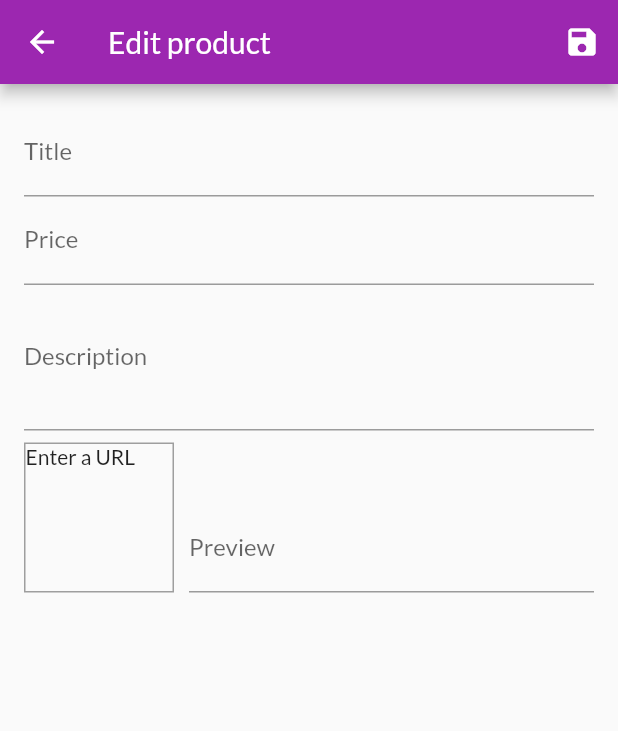
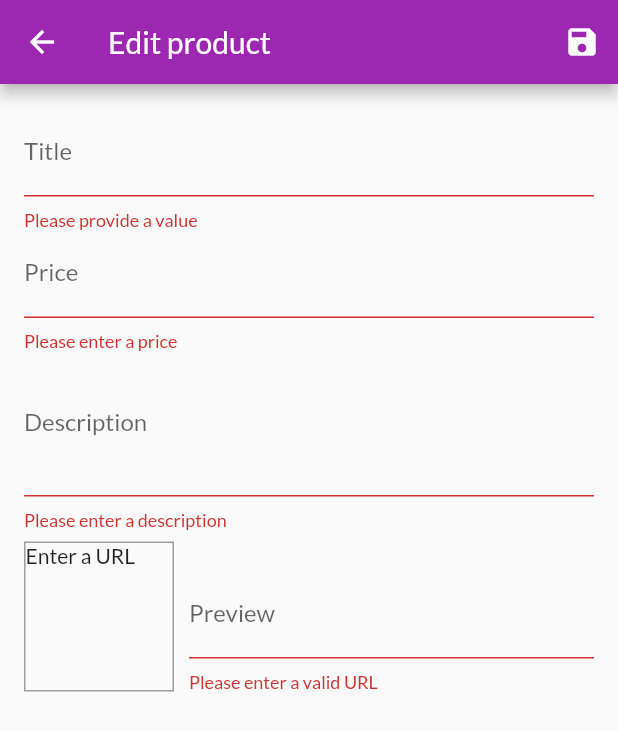
Before and after one commit to Vishnuanand77/Shopping-app-mockup, a Flutter app: the EditProductScreen screen opened by its route, after a tap on the "save" icon, on a phone screen of 412 x 824 dp. Shown: the top 731 px of the screen. Run offline on Flutter 3.47's test engine with Material 2 defaults, Android fonts, the phone set to English and light mode, and no system bars; network calls fail.

Commit message:
Implemented form validation

```diff
--- a/shopApp/lib/Screens/edit_product_screen.dart
+++ b/shopApp/lib/Screens/edit_product_screen.dart
@@ -27,11 +27,23 @@ class _EditProductScreenState extends State<EditProductScreen> {
 
   void _updateImageUrl() {
     if (!_imageUrlFocusNode.hasFocus) {
+      if (_imageUrlController.text.isEmpty ||
+          (!_imageUrlController.text.startsWith('http') &&
+              !_imageUrlController.text.startsWith('https')) ||
+          (!_imageUrlController.text.endsWith('.png') &&
+              !_imageUrlController.text.endsWith('jpg') &&
+              !_imageUrlController.text.endsWith('jpeg'))) {
+        return;
+      }
       setState(() {});
     }
   }
 
   void _saveForm() {
+    final isValid = _form.currentState.validate();
+    if (!isValid) {
+      return;
+    }
     _form.currentState.save();
   }
 
@@ -67,6 +79,12 @@ class _EditProductScreenState extends State<EditProductScreen> {
               TextFormField(
                 decoration: InputDecoration(labelText: 'Title'),
                 textInputAction: TextInputAction.next,
+                validator: (value) {
+                  if (value.isEmpty) {
+                    return 'Please provide a value';
+                  }
+                  return null;
+                },
                 onSaved: (value) {
                   _editedProduct = Product(
                     id: null,
@@ -81,6 +99,18 @@ class _EditProductScreenState extends State<EditProductScreen> {
                 decoration: InputDecoration(labelText: 'Price'),
                 textInputAction: TextInputAction.next,
                 keyboardType: TextInputType.number,
+                validator: (value) {
+                  if (value.isEmpty) {
+                    return 'Please enter a price';
+                  }
+                  if (double.tryParse(value) == null) {
+                    return 'Please enter a valid number';
+                  }
+                  if (double.parse(value) <= 0) {
+                    return 'Price cannot be lower than 0';
+                  }
+                  return null;
+                },
                 onSaved: (value) {
                   _editedProduct = Product(
                     id: null,
@@ -95,6 +125,15 @@ class _EditProductScreenState extends State<EditProductScreen> {
                 decoration: InputDecoration(labelText: 'Description'),
                 maxLines: 3,
                 keyboardType: TextInputType.multiline,
+                validator: (value) {
+                  if (value.isEmpty) {
+                    return 'Please enter a description';
+                  }
+                  if (value.length < 10) {
+                    return 'Should be at least 10 characters long';
+                  }
+                  return null;
+                },
                 onSaved: (value) {
                   _editedProduct = Product(
                     id: null,
@@ -137,6 +176,21 @@ class _EditProductScreenState extends State<EditProductScreen> {
                       textInputAction: TextInputAction.done,
                       controller: _imageUrlController,
                       focusNode: _imageUrlFocusNode,
+                      validator: (value) {
+                        if (value.isEmpty) {
+                          return 'Please enter a valid URL';
+                        }
+                        if (!value.startsWith('http') &&
+                            !value.startsWith('https')) {
+                          return 'Please enter a valid URL';
+                        }
+                        if (!value.endsWith('.png') &&
+                            !value.endsWith('.jpg') &&
+                            !value.endsWith('.jpeg')) {
+                          return 'Please enter a valid URL';
+                        }
+                        return null;
+                      },
                       onFieldSubmitted: (_) {
                         _saveForm();
                       },
```
